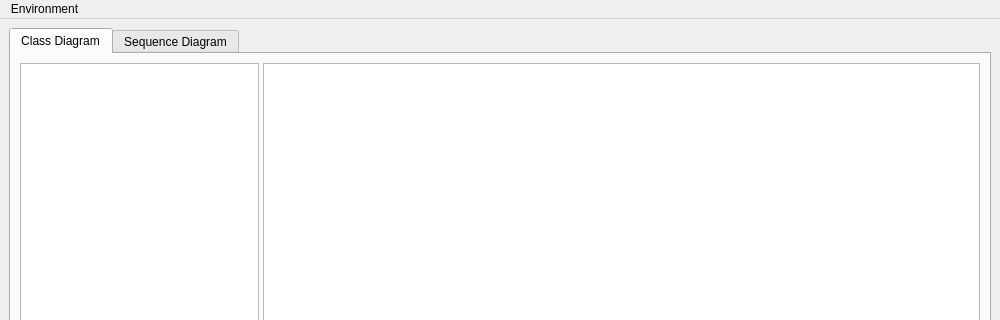
First picture: the form in ICP/mainwindow.ui, repository Inozitol/ICP2, before the edit; both pictures show x 0 to 1000 and y 0 to 320 of the 1000 by 800 pixel window.
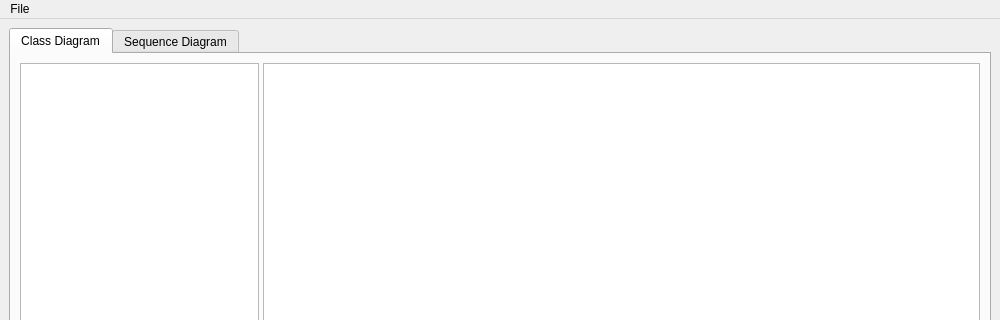
Second picture: the form after the edit.

```diff
--- a/ICP/mainwindow.ui
+++ b/ICP/mainwindow.ui
@@ -10,6 +10,12 @@
     <height>800</height>
    </rect>
   </property>
+  <property name="sizePolicy">
+   <sizepolicy hsizetype="Preferred" vsizetype="Preferred">
+    <horstretch>0</horstretch>
+    <verstretch>0</verstretch>
+   </sizepolicy>
+  </property>
   <property name="windowTitle">
    <string>MainWindow</string>
   </property>
@@ -108,12 +114,12 @@
      <x>0</x>
      <y>0</y>
      <width>1000</width>
-     <height>21</height>
+     <height>24</height>
     </rect>
    </property>
    <widget class="QMenu" name="menuFile">
     <property name="title">
-     <string>Environment</string>
+     <string>File</string>
     </property>
     <addaction name="actionNew"/>
     <addaction name="actionOpen"/>
```
Left out of the diff: 4 changed lines with no effect on the pictures.
